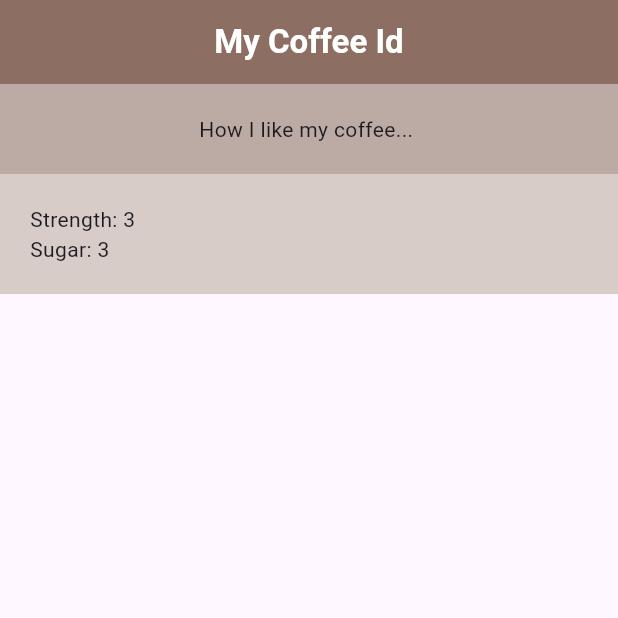
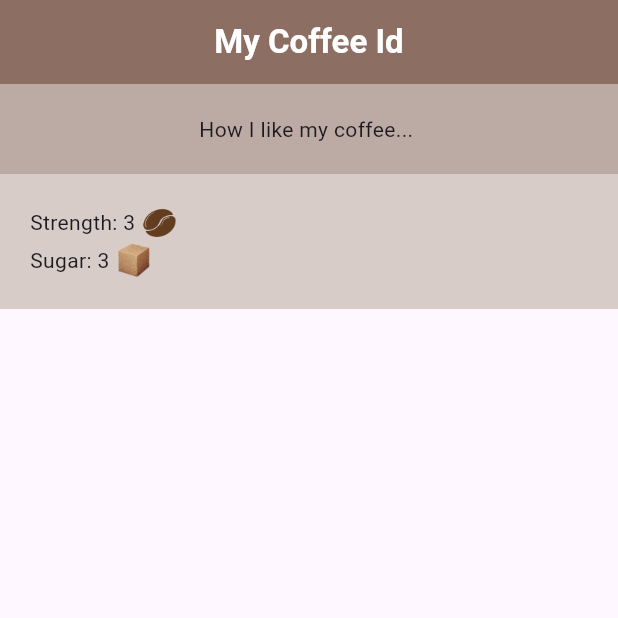
Before and after one commit to wesam196/first-Flutter, a Flutter app: the screen it shows after launch, on a phone screen of 412 x 824 dp, the top half of it. Run offline on Flutter 3.47's test engine with Material 3 defaults, Android fonts, the phone set to English and light mode, and no system bars.

Commit message:
add images in both asset and Coofee_Perfs class

```diff
--- a/lib/Coffee_Prefs.dart
+++ b/lib/Coffee_Prefs.dart
@@ -5,20 +5,36 @@ class CoffeePrefs extends StatelessWidget {
 
   @override
   Widget build(BuildContext context) {
-    return const Column(
+    return Column(
       children: [
         Row(
           children: [
-            Text("Strength: "),
-            Text("3"),
-            SizedBox(width: 50,),
+            const Text("Strength: "),
+            const Text("3 "),
+            Image.asset(
+              'assets/img/coffee_bean.png',
+              width: 25,
+              color: Colors.brown[100],
+              colorBlendMode: BlendMode.multiply,
+            ),
+            const SizedBox(
+              width: 50,
+            ),
           ],
         ),
         Row(
           children: [
-            Text("Sugar: "),
-            Text("3"),
-            SizedBox(width: 50,)
+            const Text("Sugar: "),
+            const Text("3 "),
+            Image.asset(
+              "assets/img/sugar_cube.png",
+              width: 25,
+              color: Colors.brown[100],
+              colorBlendMode: BlendMode.multiply,
+            ),
+            const SizedBox(
+              width: 50,
+            )
           ],
         )
       ],
```
Also changed, not shown: pubspec.yaml (+4 -3 lines), assets/img/coffee_bean.png (added), assets/img/sugar_cube.png (added), 1 other file.
